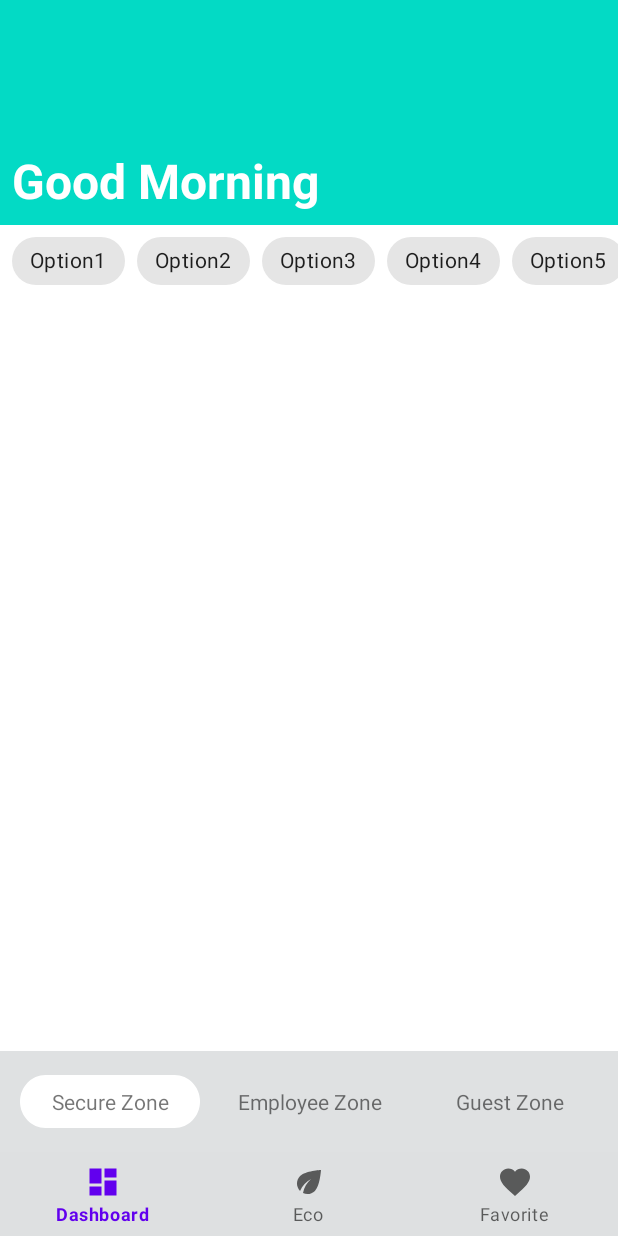
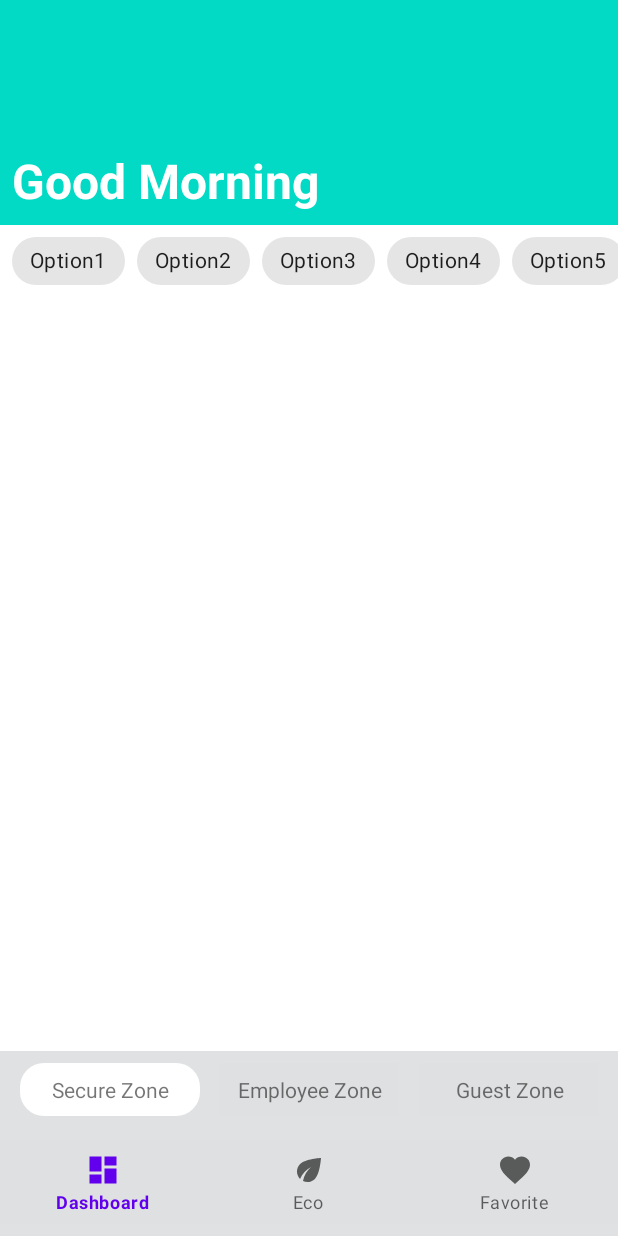
Before and after one commit to informramiz/common-ui-views, an Android app: the layout activity_main.xml on its own in the app's theme, with its tools: preview values and no code run, on a phone screen of 412 x 824 dp. Run offline under Robolectric (Android 15) with nearby library versions, the phone set to English and light mode, and no system bars.

Commit message:
feat: Make top options dynamic and selectable

```diff
--- a/CommonUIViews/app/src/main/java/github/informramiz/commonuiviews/bottombar/StackedBottomNavigation.kt
+++ b/CommonUIViews/app/src/main/java/github/informramiz/commonuiviews/bottombar/StackedBottomNavigation.kt
@@ -1,10 +1,16 @@
 package github.informramiz.commonuiviews.bottombar
 
 import android.content.Context
+import android.os.Build
 import android.util.AttributeSet
+import android.view.Gravity
 import android.view.LayoutInflater
 import android.view.View
+import android.view.ViewGroup
+import android.widget.TextView
 import androidx.constraintlayout.widget.ConstraintLayout
+import androidx.constraintlayout.widget.ConstraintSet
+import androidx.core.view.*
 import github.informramiz.commonuiviews.R
 import github.informramiz.commonuiviews.databinding.ViewStackedBottomNavigationBinding
 
@@ -14,7 +20,65 @@ import github.informramiz.commonuiviews.databinding.ViewStackedBottomNavigationB
  */
 class StackedBottomNavigation @JvmOverloads constructor(
     context: Context, attrs: AttributeSet? = null, defStyleAttr: Int = 0
-) : ConstraintLayout(context, attrs, defStyleAttr) {
+) : ConstraintLayout(context, attrs, defStyleAttr), View.OnClickListener {
     private val viewBinding =
-        ViewStackedBottomNavigationBinding.inflate(LayoutInflater.from(context), this, true)
+        ViewStackedBottomNavigationBinding.inflate(LayoutInflater.from(context), this)
+
+    init {
+        setBackgroundResource(R.color.bottom_nav_background_color)
+        addSampleOptions()
+    }
+
+    private fun addSampleOptions() {
+        addNestedOptions(listOf("Secure Zone", "Employee Zone", "Guest Zone"))
+    }
+
+    private fun addNestedOptions(options: List<String>) {
+        val viewIds = IntArray(options.size)
+        options.forEachIndexed { index, option ->
+            val viewId = addNestedOption(option)
+            viewIds[index] = viewId
+        }
+
+        viewBinding.flowTopItems.isVisible = viewIds.isNotEmpty()
+        viewBinding.flowTopItems.referencedIds = viewIds
+        markFirstItemAsSelected()
+    }
+
+    private fun addNestedOption(optionText: String): Int {
+        val textView = TextView(context).apply {
+            layoutParams =
+                LayoutParams(
+                    context.resources.getDimensionPixelSize(R.dimen.bottom_nav_top_option_width),
+                    LayoutParams.WRAP_CONTENT
+                )
+            text = optionText
+            id = View.generateViewId()
+            gravity = Gravity.CENTER
+            isClickable = true
+            isFocusable = true
+            setPadding(context.resources.getDimensionPixelSize(R.dimen.bottom_nav_top_option_padding))
+            setBackgroundResource(R.drawable.bottom_nav_option_item_selector)
+        }
+
+        textView.setOnClickListener(this)
+        addView(textView)
+        return textView.id
+    }
+
+    private fun markFirstItemAsSelected() {
+        if (viewBinding.flowTopItems.referencedIds.isEmpty()) return
+        findViewById<View>(viewBinding.flowTopItems.referencedIds.first()).isSelected = true
+    }
+
+    override fun onClick(view: View) {
+        clearSelection()
+        view.isSelected = true
+    }
+
+    private fun clearSelection() {
+        for (id in viewBinding.flowTopItems.referencedIds) {
+            findViewById<TextView>(id).isSelected = false
+        }
+    }
 }
--- /dev/null
+++ b/CommonUIViews/app/src/main/res/drawable/bottom_nav_option_item_selector.xml
@@ -0,0 +1,7 @@
+<?xml version="1.0" encoding="utf-8"?>
+<selector xmlns:android="http://schemas.android.com/apk/res/android">
+    <item android:drawable="@drawable/chip_drawable" android:state_activated="true"/>
+    <item android:drawable="@drawable/chip_drawable" android:state_selected="true"/>
+    <item android:drawable="@drawable/chip_drawable" android:state_pressed="true"/>
+    <item android:drawable="@color/bottom_nav_background_color"/>
+</selector>
--- a/CommonUIViews/app/src/main/res/layout/view_stacked_bottom_navigation.xml
+++ b/CommonUIViews/app/src/main/res/layout/view_stacked_bottom_navigation.xml
@@ -1,5 +1,5 @@
 <?xml version="1.0" encoding="utf-8"?>
-<androidx.constraintlayout.widget.ConstraintLayout xmlns:android="http://schemas.android.com/apk/res/android"
+<merge xmlns:android="http://schemas.android.com/apk/res/android"
     xmlns:app="http://schemas.android.com/apk/res-auto"
     xmlns:tools="http://schemas.android.com/tools"
     android:orientation="vertical"
@@ -9,54 +9,29 @@
     android:background="@color/bottom_nav_background_color"
     app:layout_behavior="@string/custom_bottombar_hide_on_scroll_behavior">
 
-    <TextView
-        android:id="@+id/textView1"
-        android:layout_width="120dp"
-        android:layout_height="wrap_content"
-        android:text="Secure Zone"
-        android:gravity="center"
-        android:padding="8dp"
-        android:background="@drawable/pill"
-        tools:ignore="MissingConstraints" />
-
-    <TextView
-        android:id="@+id/textView2"
-        android:layout_width="120dp"
-        android:layout_height="wrap_content"
-        android:text="Employee Zone"
-        android:gravity="center"
-        android:padding="8dp"
-        android:visibility="visible"
-        tools:ignore="MissingConstraints" />
-
-    <TextView
-        android:id="@+id/textView3"
-        android:layout_width="120dp"
-        android:layout_height="wrap_content"
-        android:text="Guest Zone"
-        android:gravity="center"
-        android:padding="8dp"
-        tools:ignore="MissingConstraints" />
-
     <androidx.constraintlayout.helper.widget.Flow
         android:id="@+id/flow_top_items"
         android:layout_width="0dp"
         android:layout_height="wrap_content"
-        android:layout_marginTop="16dp"
+        android:layout_marginTop="@dimen/bottom_nav_top_options_top_margin"
+        android:layout_marginBottom="@dimen/bottom_nav_top_options_bottom_margin"
+        android:visibility="gone"
         app:layout_constraintStart_toStartOf="parent"
         app:layout_constraintEnd_toEndOf="parent"
         app:layout_constraintTop_toTopOf="parent"
-        app:constraint_referenced_ids="textView1,textView2,textView3"/>
+        app:layout_constraintBottom_toTopOf="@id/bottom_navigation_view"/>
 
     <com.google.android.material.bottomnavigation.BottomNavigationView
+        android:id="@+id/bottom_navigation_view"
         android:layout_width="0dp"
         android:layout_height="wrap_content"
         android:background="@color/bottom_nav_background_color"
         app:menu="@menu/bottom_menu"
         android:layout_gravity="bottom"
-        android:layout_marginTop="16dp"
         app:layout_constraintStart_toStartOf="parent"
         app:layout_constraintEnd_toEndOf="parent"
         app:layout_constraintTop_toBottomOf="@id/flow_top_items"
+        app:layout_constraintBottom_toBottomOf="parent"
+        android:layout_marginBottom="@dimen/bottom_nav_bottom_margin"
         app:elevation="0dp" />
-</androidx.constraintlayout.widget.ConstraintLayout>
+</merge>
--- /dev/null
+++ b/CommonUIViews/app/src/main/res/values/dimens.xml
@@ -0,0 +1,9 @@
+<?xml version="1.0" encoding="utf-8"?>
+<resources>
+
+    <dimen name="bottom_nav_top_option_width">120dp</dimen>
+    <dimen name="bottom_nav_top_options_top_margin">8dp</dimen>
+    <dimen name="bottom_nav_top_options_bottom_margin">16dp</dimen>
+    <dimen name="bottom_nav_bottom_margin">8dp</dimen>
+    <dimen name="bottom_nav_top_option_padding">8dp</dimen>
+</resources>
```
